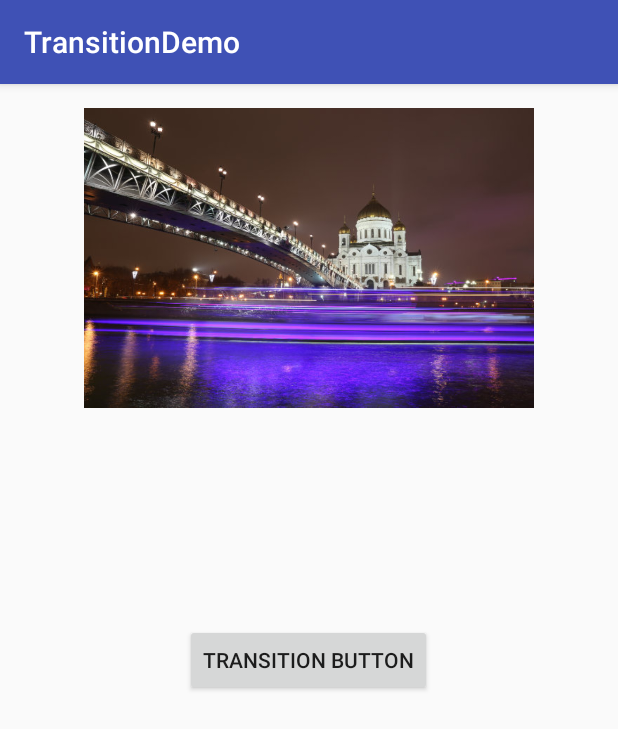
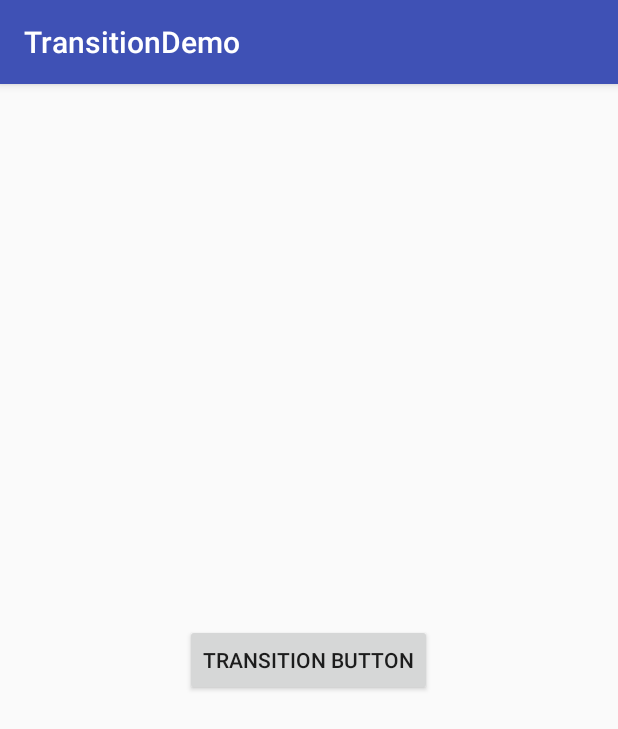
Before and after one commit to george-sp/MaterialDesign-Udacity, an Android app: the screen it shows after launch (MainActivity), after a tap on "TRANSITION BUTTON", on a phone screen of 412 x 824 dp. Shown: the top 729 px of the screen. Run offline under Robolectric (Android 15) with nearby library versions, the phone set to English and light mode, and no system bars.

Commit message:
Slide the image of the screen, on button click.

```diff
--- a/TransitionDemo/app/build.gradle
+++ b/TransitionDemo/app/build.gradle
@@ -6,7 +6,7 @@ android {
 
     defaultConfig {
         applicationId "com.codeburrow.transitiondemo"
-        minSdkVersion 17
+        minSdkVersion 21
         targetSdkVersion 24
         versionCode 1
         versionName "1.0"
--- a/TransitionDemo/app/src/main/java/com/codeburrow/transitiondemo/MainActivity.java
+++ b/TransitionDemo/app/src/main/java/com/codeburrow/transitiondemo/MainActivity.java
@@ -1,13 +1,44 @@
 package com.codeburrow.transitiondemo;
 
+import android.os.Bundle;
 import android.support.v7.app.AppCompatActivity;
-import android.os.Bundle;
+import android.transition.Slide;
+import android.transition.TransitionManager;
+import android.view.Gravity;
+import android.view.View;
+import android.view.ViewGroup;
+import android.widget.ImageView;
 
 public class MainActivity extends AppCompatActivity {
+
+    private static final String LOG_TAG = MainActivity.class.getSimpleName();
+
+    private ImageView imageView;
 
     @Override
     protected void onCreate(Bundle savedInstanceState) {
         super.onCreate(savedInstanceState);
         setContentView(R.layout.activity_main);
+        imageView = (ImageView) findViewById(R.id.imageView);
+    }
+
+    public void click(View view) {
+        /*
+         * Slide: this transition tracks changes to the visibility of target views
+         *        in the start and end scenes and moves views in or out
+         *        from one of the edges of the scene.
+         */
+        Slide slide = new Slide();
+        // Change the edge that Views appear and disappear from.
+        slide.setSlideEdge(Gravity.TOP);
+
+        ViewGroup root = (ViewGroup) findViewById(android.R.id.content);
+        /*
+         * beginDelayedTransition: Convenience method to animate to a new scene
+         *                         defined by all changes within the given scene root
+         *                         between calling this method and the next rendering frame.
+         */
+        TransitionManager.beginDelayedTransition(root, slide);
+        imageView.setVisibility(View.INVISIBLE);
     }
 }
```
